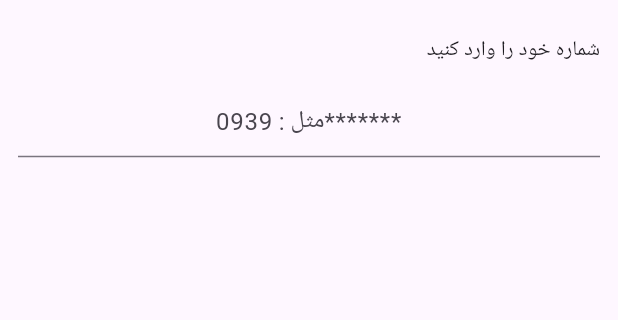
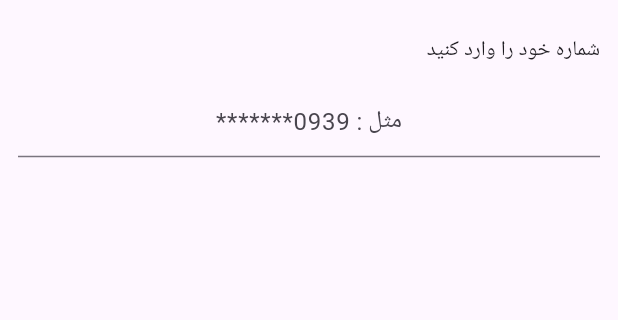
Before and after one commit to mohammad-dehghanifard/FlutterWatchStore, a Flutter app: the screen it shows after launch, on a phone screen of 412 x 824 dp, the part 603-923 px from its top. Run offline on Flutter 3.47's test engine with Material 2 defaults, Android fonts, the phone set to English and light mode, and no system bars; generated files the repository leaves out were written again.

```diff
--- a/lib/main.dart
+++ b/lib/main.dart
@@ -1,5 +1,6 @@
 import 'package:flutter/material.dart';
 import 'package:flutter_watch_store/screens/send_otp_screen.dart';
+import 'package:flutter_localizations/flutter_localizations.dart';
 
 void main() {
   runApp(const MyApp());
@@ -13,6 +14,13 @@ class MyApp extends StatelessWidget {
   Widget build(BuildContext context) {
     return MaterialApp(
       title: 'Watch Store',
+      localizationsDelegates: const [
+        GlobalMaterialLocalizations.delegate,
+        GlobalWidgetsLocalizations.delegate,
+        GlobalCupertinoLocalizations.delegate,
+      ],
+      supportedLocales: const [Locale('fa')],
+      locale: const Locale('fa'),
       theme: ThemeData(
         colorScheme: ColorScheme.fromSeed(seedColor: Colors.deepPurple),
         useMaterial3: true,
--- a/lib/widgets/watch_text_field.dart
+++ b/lib/widgets/watch_text_field.dart
@@ -25,7 +25,7 @@ class WatchTextField extends StatelessWidget {
     return  Padding(
       padding: EdgeInsets.all(Dimens.medium),
       child: Column(
-        crossAxisAlignment: CrossAxisAlignment.end,
+        crossAxisAlignment: CrossAxisAlignment.start,
         children: [
           Text(lableTxt),
           Dimens.medium.height,
--- a/pubspec.yaml
+++ b/pubspec.yaml
@@ -36,6 +36,9 @@ dependencies:
   # Use with the CupertinoIcons class for iOS style icons.
   cupertino_icons: ^1.0.2
   google_fonts: ^4.0.3
+  flutter_localizations:
+    sdk: flutter
+  intl: any
 
 dev_dependencies:
   flutter_test:
```
Also changed, not shown: pubspec.lock.
